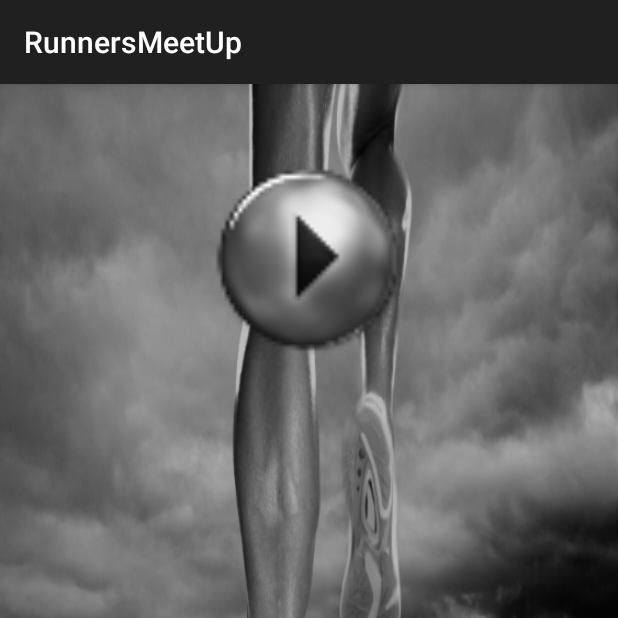
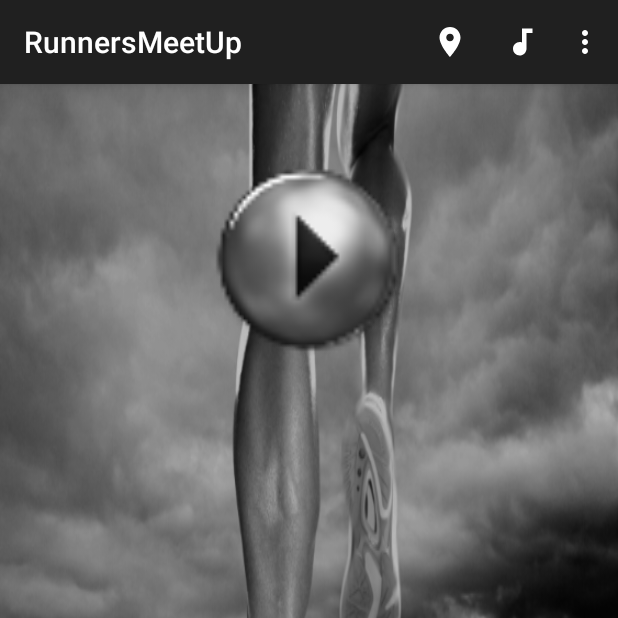
Before and after one commit to VanessaHahn/RMUp, an Android app: the screen it shows after launch (RMU_Main), on a phone screen of 412 x 824 dp, the top half of it. Run offline under Robolectric (Android 15) with nearby library versions, the light colour scheme and no system bars.

Commit message:
Icons hinzugefügt

```diff
--- a/app/src/main/java/mi/ur/de/android/runnersmeetup/RMU_Main.java
+++ b/app/src/main/java/mi/ur/de/android/runnersmeetup/RMU_Main.java
@@ -11,6 +11,8 @@ import android.provider.Settings;
 import android.support.v4.app.ActivityCompat;
 import android.support.v7.app.AppCompatActivity;
 import android.os.Bundle;
+import android.view.Menu;
+import android.view.MenuItem;
 import android.view.View;
 import android.widget.Button;
 import android.widget.ImageButton;
@@ -81,4 +83,35 @@ public class RMU_Main extends AppCompatActivity {
             }
         });
     }
+
+    //ActionBar
+    @Override
+    public boolean onCreateOptionsMenu(Menu menu){
+        getMenuInflater().inflate(R.menu.main, menu);
+        return true;
+    }
+
+    @Override
+    public boolean onOptionsItemSelected(MenuItem item){
+        switch (item.getItemId()){
+            case R.id.gps_icon:
+                //GPS an/aus
+                return true;
+
+            case R.id.music_icon:
+                //music an/aus
+                return true;
+
+            case R.id.action_about:
+
+                return true;
+
+            case R.id.action_profil:
+                return true;
+
+            case R.id.action_trainingsuebersicht:
+                return true;
+        }
+        return super.onOptionsItemSelected(item);
+    }
 }
--- /dev/null
+++ b/app/src/main/res/drawable/ic_audiotrack_black_24dp.xml
@@ -0,0 +1,9 @@
+<vector xmlns:android="http://schemas.android.com/apk/res/android"
+        android:width="24dp"
+        android:height="24dp"
+        android:viewportWidth="24.0"
+        android:viewportHeight="24.0">
+    <path
+        android:fillColor="#ffffff"
+        android:pathData="M12,3v9.28c-0.47,-0.17 -0.97,-0.28 -1.5,-0.28C8.01,12 6,14.01 6,16.5S8.01,21 10.5,21c2.31,0 4.2,-1.75 4.45,-4H15V6h4V3h-7z"/>
+</vector>
--- /dev/null
+++ b/app/src/main/res/drawable/ic_place_black_24dp.xml
@@ -0,0 +1,9 @@
+<vector xmlns:android="http://schemas.android.com/apk/res/android"
+        android:width="24dp"
+        android:height="24dp"
+        android:viewportWidth="24.0"
+        android:viewportHeight="24.0">
+    <path
+        android:fillColor="#ffffff"
+        android:pathData="M12,2C8.13,2 5,5.13 5,9c0,5.25 7,13 7,13s7,-7.75 7,-13c0,-3.87 -3.13,-7 -7,-7zM12,11.5c-1.38,0 -2.5,-1.12 -2.5,-2.5s1.12,-2.5 2.5,-2.5 2.5,1.12 2.5,2.5 -1.12,2.5 -2.5,2.5z"/>
+</vector>
--- /dev/null
+++ b/app/src/main/res/menu/main.xml
@@ -0,0 +1,31 @@
+<?xml version="1.0" encoding="utf-8"?>
+<menu xmlns:android="http://schemas.android.com/apk/res/android"
+    xmlns:app="http://schemas.android.com/apk/res-auto">
+    <item
+        android:title="@string/gps_title"
+        android:id="@+id/gps_icon"
+        android:icon="@drawable/ic_place_black_24dp"
+        app:showAsAction="always"/>
+
+    <item
+        android:title="@string/music_title"
+        android:id="@+id/music_icon"
+        android:icon="@drawable/ic_audiotrack_black_24dp"
+        app:showAsAction="ifRoom"/>
+
+    <item
+        android:title="@string/about_title"
+        android:id="@+id/action_about"
+        app:showAsAction="never"/>
+
+    <item
+        android:title="@string/profil_title"
+        android:id="@+id/action_profil"
+        app:showAsAction="never"/>
+
+    <item
+        android:title="@string/trainingsuebersicht_title"
+        android:id="@+id/action_trainingsuebersicht"
+        app:showAsAction="never"/>
+
+</menu>
--- a/app/src/main/res/values/strings.xml
+++ b/app/src/main/res/values/strings.xml
@@ -14,4 +14,9 @@
         <item>weiblich</item>
         <item>männlich</item>
     </string-array>
+    <string name="music_title">Musik</string>
+    <string name="gps_title">GPS</string>
+    <string name="about_title">About</string>
+    <string name="profil_title">Profil</string>
+    <string name="trainingsuebersicht_title">Trainingsübersicht</string>
 </resources>
```
